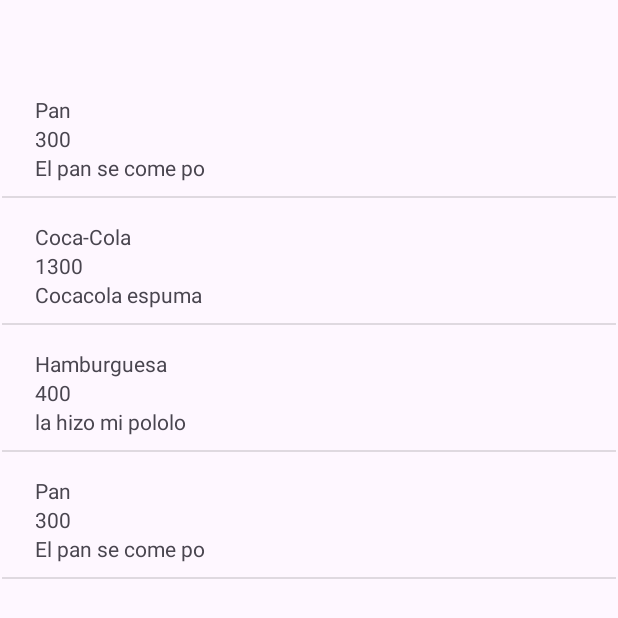
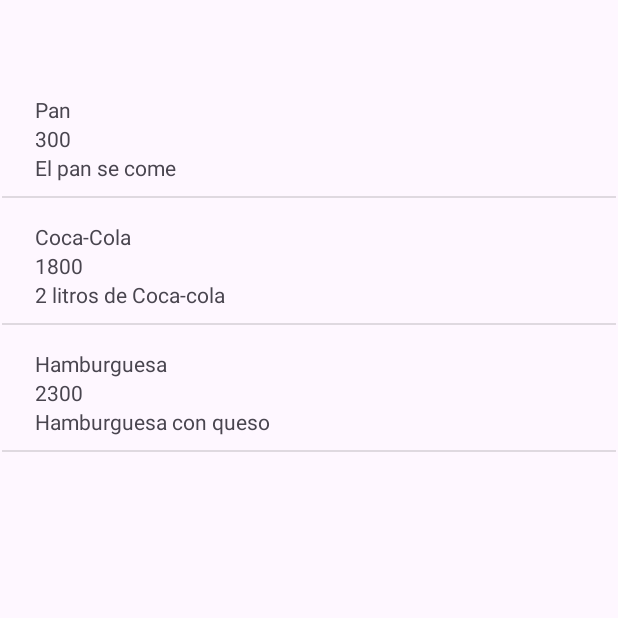
Before and after one commit to BenjaR-Dev/MiListaDeCompra, an Android app: the ListaDeCompraActivity screen opened directly, with no data from a screen before it, on a phone screen of 412 x 824 dp. Shown: the top 618 px of the screen. Run offline under Robolectric (Android 15) with nearby library versions, the phone set to English and light mode, and no system bars.

Commit message:
Update ListaDeCompraActivity.kt

```diff
--- a/app/src/main/java/cl/brodriguez/milistadecompra/ListaDeCompraActivity.kt
+++ b/app/src/main/java/cl/brodriguez/milistadecompra/ListaDeCompraActivity.kt
@@ -24,10 +24,9 @@ class ListaDeCompraActivity : AppCompatActivity() {
         listViewListaCompra = findViewById(R.id.ListaCompra)
 
         productos = mutableListOf(
-            Producto("Pan", 300, "El pan se come po",),
-            Producto("Coca-Cola", 1300, "Cocacola espuma",),
-            Producto("Hamburguesa", 400, "la hizo mi pololo",),
-            Producto("Pan", 300, "El pan se come po",)
+            Producto("Pan", 300, "El pan se come",),
+            Producto("Coca-Cola", 1800, "2 litros de Coca-cola",),
+            Producto("Hamburguesa", 2300, "Hamburguesa con queso",)
         )
 
         adapter = AdapterListaCompra(this, R.layout.test, productos)
```
